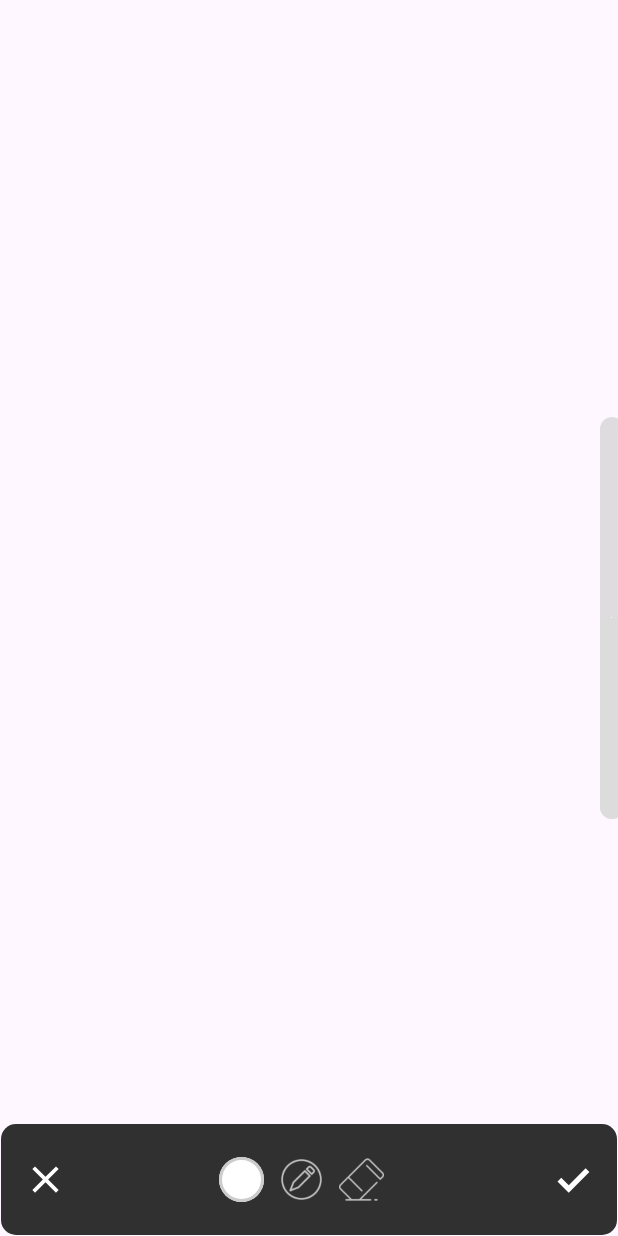
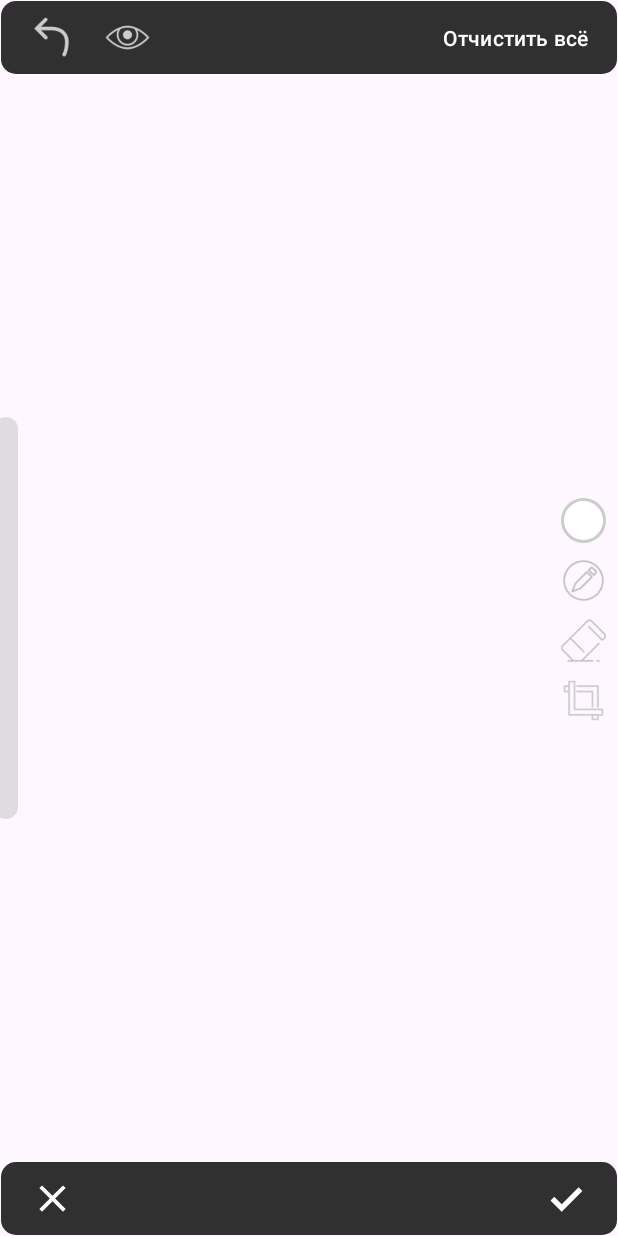
Before and after one commit to dfa-ra/PhotoRedacterNew, an Android app: the layout drawer_layout.xml on its own in the app's theme, with its tools: preview values and no code run, on a phone screen of 412 x 824 dp. Run offline under Robolectric (Android 15) with nearby library versions, the phone set to English and light mode, and no system bars.

Commit message:
Так добавлен основной функционал :) кроме зума в редактировании и кропа

```diff
--- a/app/src/main/java/com/example/photoredacternew/viewDialog/PhotoDialog.java
+++ b/app/src/main/java/com/example/photoredacternew/viewDialog/PhotoDialog.java
@@ -61,15 +61,16 @@ public class PhotoDialog extends Dialog implements GetEditedBitmapCallBack {
 
         // кнопка открытия панели измменения фото
         binding.edit.setOnClickListener(view -> {
-
             binding.fullImageDrawRelativeLayout.setVisibility(View.VISIBLE);
             binding.fullImageViewRelativeLayout.setVisibility(View.GONE);
-            this.binding.fullImageDrawRelativeLayout.setImageBitmap(bitmap);
+            binding.fullImageDrawRelativeLayout.setImageBitmap(bitmap);
+            binding.fullImageDrawRelativeLayout.closeFullImageDraw();
         });
 
         binding.fullImageDrawRelativeLayout.getClose().setOnClickListener(view -> {
             binding.fullImageDrawRelativeLayout.setVisibility(View.GONE);
             binding.fullImageViewRelativeLayout.setVisibility(View.VISIBLE);
+            binding.fullImageDrawRelativeLayout.closeFullImageDraw();
         });
     }
 
--- a/app/src/main/java/com/example/photoredacternew/viewDialog/photoEditer/CustomPhotoDraw.java
+++ b/app/src/main/java/com/example/photoredacternew/viewDialog/photoEditer/CustomPhotoDraw.java
@@ -33,6 +33,7 @@ public class CustomPhotoDraw extends CustomPhotoView {
     private Paint paint; // кисть
     private Path path; // путь
     private int color = Color.parseColor("red");
+    private int width = 5;
     private float canvasScale;
     private float canvasDx;
     private float canvasDy;
@@ -47,32 +48,8 @@ public class CustomPhotoDraw extends CustomPhotoView {
         init();
     }
 
-    private void init(){
-        initNewPaint(color, 5);
-    }
-
-    private void initNewPaint(int color, int w){
-        paint = new Paint();
-        paint.setColor(color);
-        paint.setStyle(Paint.Style.STROKE);
-        paint.setStrokeWidth(5);
-        paint.setAntiAlias(true);
-
-    }
-
     @Override
     public void setImageDrawable(Drawable drawable){
-        super.setImageDrawable(drawable);
-        fitCanvas();
-        drawBitmap = Bitmap.createBitmap((int) (drawable.getIntrinsicWidth() * canvasScale + canvasDx), (int) (drawable.getIntrinsicHeight() * canvasScale + canvasDy) , Bitmap.Config.ARGB_8888);
-        drawCanvas = new Canvas(drawBitmap);
-
-        invalidate();
-    }
-
-
-    public void setImageBitmap(Bitmap bitmap){
-        Drawable drawable = new BitmapDrawable(getResources(), bitmap);
         super.setImageDrawable(drawable);
         fitCanvas();
         drawBitmap = Bitmap.createBitmap((int) (drawable.getIntrinsicWidth() * canvasScale + canvasDx), (int) (drawable.getIntrinsicHeight() * canvasScale + canvasDy) , Bitmap.Config.ARGB_8888);
@@ -90,16 +67,40 @@ public class CustomPhotoDraw extends CustomPhotoView {
             canvas.drawBitmap(drawBitmap, 0, 0, null);
         }
 
+        Log.d("aa88", "paths.size(): " + paths.size() + " : " + paints.size());
         for (int i = 0; i < paths.size(); i++) {
             canvas.drawPath(paths.get(i), paints.get(i));
         }
+    }
+
+    private void init(){
+        initNewPaint(color);
+    }
+
+    private void initNewPaint(int color){
+        paint = new Paint();
+        paint.setColor(color);
+        paint.setStyle(Paint.Style.STROKE);
+        paint.setStrokeWidth(width);
+        paint.setAntiAlias(true);
+
+    }
+
+    public void setImageBitmap(Bitmap bitmap){
+        Drawable drawable = new BitmapDrawable(getResources(), bitmap);
+        super.setImageDrawable(drawable);
+        fitCanvas();
+        drawBitmap = Bitmap.createBitmap((int) (drawable.getIntrinsicWidth() * canvasScale + canvasDx), (int) (drawable.getIntrinsicHeight() * canvasScale + canvasDy) , Bitmap.Config.ARGB_8888);
+        drawCanvas = new Canvas(drawBitmap);
+
+        invalidate();
     }
 
     @SuppressLint("ClickableViewAccessibility")
     @Override
     public boolean onTouchEvent(MotionEvent event) {
 
-//        getScaleGestureDetector().onTouchEvent(event);
+
         switch (typeEvent){
             case DRAW: return drawPaths(event);
             case ERASE: return erasePaths(event);
@@ -200,10 +201,16 @@ public class CustomPhotoDraw extends CustomPhotoView {
     }
 
     public void clearDraw(){
-        if (drawBitmap != null){
-            drawBitmap.eraseColor(Color.TRANSPARENT);
-            invalidate();
-        }
+        paths.clear();
+        paints.clear();
+        invalidate();
+    }
+
+    public void deleteLastPath(){
+        if (paints.isEmpty() || paths.isEmpty()) return;
+        paints.remove(paints.size() - 1);
+        paths.remove(paths.size() - 1);
+        invalidate();
     }
 
     public Bitmap getCombinedBitmap(){
@@ -232,7 +239,7 @@ public class CustomPhotoDraw extends CustomPhotoView {
     }
 
     protected void setColor(int color){
-        initNewPaint(color, 30);
+        initNewPaint(color);
         this.color = color;
     }
 
@@ -257,6 +264,11 @@ public class CustomPhotoDraw extends CustomPhotoView {
         }
     }
 
+    public void setWidth(int width) {
+        this.width = width;
+        initNewPaint(color);
+    }
+
     protected void setType(EditTypeEvent type){
         this.typeEvent = type;
     }
--- a/app/src/main/java/com/example/photoredacternew/viewDialog/photoViewer/CustomPhotoView.java
+++ b/app/src/main/java/com/example/photoredacternew/viewDialog/photoViewer/CustomPhotoView.java
@@ -211,4 +211,7 @@ public class CustomPhotoView extends AppCompatImageView {
     public ScaleGestureDetector getScaleGestureDetector() {
         return scaleGestureDetector;
     }
+    public GestureDetector getGestureDetector(){
+        return gestureDetector;
+    }
 }
--- /dev/null
+++ b/app/src/main/res/drawable/custom_edit_panel_bg.xml
@@ -0,0 +1,12 @@
+<?xml version="1.0" encoding="utf-8"?>
+<shape xmlns:android="http://schemas.android.com/apk/res/android" >
+
+    <solid android:color="#00CCCCCC" />
+
+    <stroke
+        android:width="1dp"
+        android:color="@color/transperent" />
+    <corners
+        android:radius="10dp"/>
+
+</shape>
--- a/app/src/main/res/layout/drawer_layout.xml
+++ b/app/src/main/res/layout/drawer_layout.xml
@@ -11,36 +11,114 @@
 
         <com.example.photoredacternew.viewDialog.photoEditer.CustomPhotoDraw
             android:id="@+id/full_image_draw"
-            android:padding="20dp"
             android:layout_width="match_parent"
             android:layout_height="match_parent"
             android:focusable="false"
-            tools:ignore="MissingClass"/>
+            android:layout_marginTop="60dp"
+            android:layout_marginBottom="60dp"
+            tools:ignore="MissingClass" />
 
     </LinearLayout>
+
+
+    <ImageView
+        android:id="@+id/widthView"
+        android:layout_width="5dp"
+        android:layout_height="5dp"
+        android:background="@drawable/custom_fill_thumb"
+        android:layout_centerInParent="true"
+        android:visibility="gone"/>
 
     <!-- Ваш VerticalSeekBar -->
     <com.example.photoredacternew.viewDialog.photoEditer.customView.VerticalSeekBar
         android:id="@+id/seekBar"
         android:layout_width="wrap_content"
         android:layout_height="300dp"
-        android:progress="50"
+        android:progress="0"
         android:progressDrawable="@drawable/custom_seekbar_progress_width"
         android:thumb="@color/transperent"
         android:max="100"
 
         android:padding="12dp"
-        android:layout_alignParentEnd="true"
+        android:layout_alignParentStart="true"
         android:layout_centerInParent="true"
-        android:translationX="16dp"
+        android:translationX="-16dp"
        />
 
     <com.example.photoredacternew.viewDialog.photoEditer.EditPanel
         android:id="@+id/edit_panel"
+        android:layout_width="wrap_content"
+        android:layout_height="wrap_content"
+        android:layout_alignParentEnd="true"
+        android:layout_centerInParent="true"
+        android:gravity="center"/>
+
+    <LinearLayout
         android:layout_width="match_parent"
-        android:layout_height="wrap_content"
+        android:layout_height="50dp"
         android:background="@drawable/map_fragment_buttons_background"
         android:layout_alignParentBottom="true"
         android:gravity="center"
-        android:padding="10dp"/>
+        android:orientation="horizontal">
+
+        <ImageButton
+            android:id="@+id/exit"
+            android:layout_width="30dp"
+            android:layout_height="30dp"
+            android:layout_marginLeft="20dp"
+            android:background="@drawable/cloase_icon" />
+        <View
+            android:layout_width="0dp"
+            android:layout_height="match_parent"
+            android:layout_weight="1"
+            />
+        <ImageButton
+            android:id="@+id/do_edit"
+            android:layout_width="30dp"
+            android:layout_height="30dp"
+            android:layout_marginEnd="20dp"
+            android:background="@drawable/check_mark_icon"/>
+
+    </LinearLayout>
+
+    <LinearLayout
+        android:layout_width="match_parent"
+        android:layout_height="50dp"
+        android:background="@drawable/map_fragment_buttons_background"
+        android:layout_alignParentTop="true"
+        android:gravity="center"
+        android:orientation="horizontal">
+
+        <ImageButton
+            android:id="@+id/back"
+            android:layout_width="30dp"
+            android:layout_height="30dp"
+            android:layout_marginStart="20dp"
+            android:background="@drawable/back" />
+
+        <ImageButton
+            android:id="@+id/eye"
+            android:layout_width="30dp"
+            android:layout_height="30dp"
+            android:layout_marginStart="20dp"
+            android:background="@drawable/eye" />
+
+        <View
+            android:layout_width="0dp"
+            android:layout_height="match_parent"
+            android:layout_weight="1"
+            />
+
+        <Button
+            android:id="@+id/clear_all"
+            android:layout_width="wrap_content"
+            android:layout_height="30dp"
+            android:padding="0dp"
+            android:layout_marginEnd="20dp"
+            android:text="Отчистить всё"
+            android:background="@color/transperent"/>
+
+
+
+    </LinearLayout>
 </RelativeLayout>
--- a/app/src/main/res/layout/edit_panel_layout.xml
+++ b/app/src/main/res/layout/edit_panel_layout.xml
@@ -1,51 +1,40 @@
 <LinearLayout android:id="@+id/edit_panel"
-    android:layout_width="match_parent"
-    android:layout_height="55dp"
+    android:layout_width="45dp"
+    android:layout_height="200dp"
     android:layout_alignParentBottom="true"
-    android:background="@drawable/map_fragment_buttons_background"
+    android:background="@drawable/custom_edit_panel_bg"
     android:gravity="center"
-    android:padding="5dp"
+    android:orientation="vertical"
+    android:padding="2dp"
     android:visibility="visible"
     xmlns:android="http://schemas.android.com/apk/res/android">
-
-    <ImageButton
-        android:id="@+id/exit"
-        android:layout_width="30dp"
-        android:layout_height="30dp"
-        android:background="@drawable/cloase_icon" />
-
-    <LinearLayout
-        android:layout_height="match_parent"
-        android:layout_width="0dp"
-        android:layout_weight="1"
-        android:gravity="center">
 
     <ImageButton
         android:id="@+id/color"
         android:layout_width="30dp"
         android:layout_height="30dp"
-        android:layout_marginEnd="10dp"
+        android:layout_marginBottom="10dp"
         android:background="@drawable/selected_color" />
 
     <ImageButton
         android:id="@+id/pencil"
         android:layout_width="30dp"
         android:layout_height="30dp"
-        android:layout_marginEnd="10dp"
+        android:layout_marginBottom="10dp"
         android:background="@drawable/pencil"/>
 
     <ImageButton
         android:id="@+id/eraser"
         android:layout_width="30dp"
         android:layout_height="30dp"
-        android:layout_marginEnd="10dp"
+        android:layout_marginBottom="10dp"
         android:background="@drawable/eraser"/>
 
-    </LinearLayout>
-
     <ImageButton
-        android:id="@+id/do_edit"
+        android:id="@+id/crop"
         android:layout_width="30dp"
         android:layout_height="30dp"
-        android:background="@drawable/check_mark_icon"/>
+        android:layout_marginBottom="10dp"
+        android:background="@drawable/crop"/>
+
 </LinearLayout>
```
Also changed, not shown: app/src/main/java/com/example/photoredacternew/viewDialog/photoEditer/CustomDrawerRelativeLayout.java (+51 -3 lines), app/src/main/java/com/example/photoredacternew/viewDialog/photoEditer/EditPanel.java (+18 -0 lines), app/src/main/java/com/example/photoredacternew/viewDialog/photoEditer/customView/VerticalSeekBar.java (+23 -3 lines), app/src/main/res/drawable/back.png (added), app/src/main/res/drawable/crop.png (added), app/src/main/res/drawable/eye.png (added), app/src/main/res/drawable/eye_closed.png (added).
